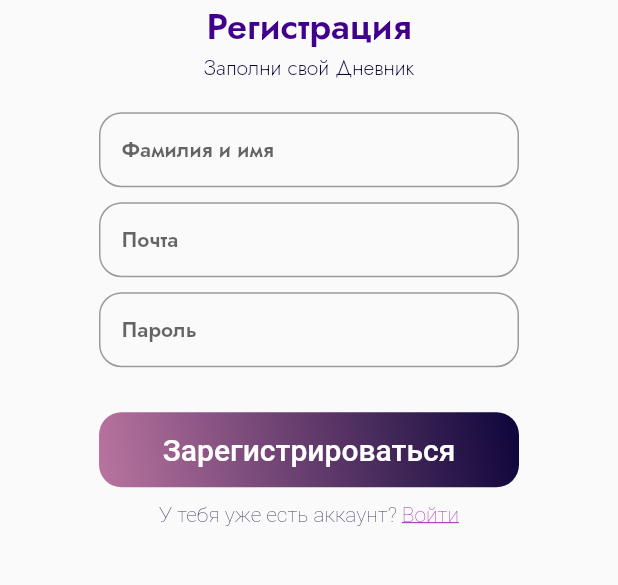
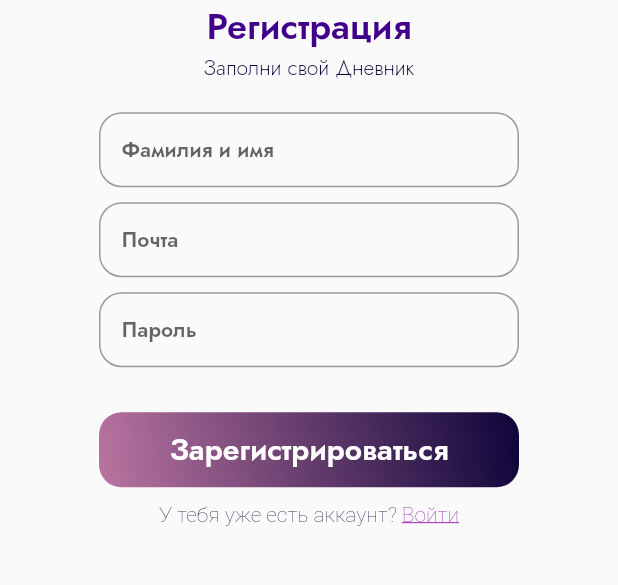
Before and after one commit to OwlCodR/smart_city_hack, a Flutter app: the screen it shows after launch, after a tap on "Вперед к мечте!", on a phone screen of 412 x 824 dp, the part 430-1015 px from its top. Run offline on Flutter 3.47's test engine with Material 2 defaults, Android fonts, the phone set to English and light mode, and no system bars; our stand-ins replace get, get_storage, google_fonts.

```diff
--- a/lib/constants/constants.dart
+++ b/lib/constants/constants.dart
@@ -27,10 +27,12 @@ class _AppRoutes {
   final auth = '/auth';
   final register = '/register';
   final login = '/login';
+  final main = '/main';
 }
 
 class _AppKeys {
   final isLogined = 'IS_LOGINED';
+  final token = 'TOKEN';
 }
 
 class _AppPaths {}
--- a/lib/features/custom_widgets/custom_widgets.dart
+++ b/lib/features/custom_widgets/custom_widgets.dart
@@ -58,7 +58,12 @@ Widget gradientButton(String text, Function() callback) {
       shape: const StadiumBorder(),
       child: Text(
         text,
-        style: const TextStyle(color: Colors.white, fontSize: 20),
+        style: GoogleFonts.jost(
+          decoration: TextDecoration.none,
+          color: Colors.white,
+          fontSize: 20,
+          fontWeight: FontWeight.w600,
+        ),
       ),
       onPressed: callback,
     ),
--- a/lib/main.dart
+++ b/lib/main.dart
@@ -1,26 +1,46 @@
+import 'dart:convert';
+import 'dart:developer';
+
 import 'package:flutter/material.dart';
 import 'package:get/get.dart';
+import 'package:get_storage/get_storage.dart';
+import 'package:http/http.dart' as http;
 import 'package:smart_city_hack/features/auth/auth_screen.dart';
 import 'package:smart_city_hack/features/auth/login/login_screen.dart';
 import 'package:smart_city_hack/features/auth/register/register_screen.dart';
 
 import 'constants/constants.dart';
 
-void main() {
+Future<void> main() async {
+  await GetStorage.init();
   runApp(const MyApp());
 }
 
-class MyApp extends StatelessWidget {
+class MyApp extends StatefulWidget {
   const MyApp({Key? key}) : super(key: key);
 
   @override
+  State<MyApp> createState() => _MyAppState();
+}
+
+class _MyAppState extends State<MyApp> {
+  @override
   Widget build(BuildContext context) {
+    return FutureBuilder(
+        future: _checkToken(),
+        builder: (context, AsyncSnapshot<bool> snapshot) {
+          if (snapshot.hasData) {
+            bool isToken = snapshot.data != null && snapshot.data == true;
+
+            log('isToken = $isToken');
+
             return GetMaterialApp(
               debugShowCheckedModeBanner: false,
               theme: ThemeData(
                 primarySwatch: Colors.blue,
               ),
-      initialRoute: AppConstants.routes.auth,
+              initialRoute:
+                  isToken ? AppConstants.routes.main : AppConstants.routes.auth,
               getPages: [
                 GetPage(
                   name: AppConstants.routes.auth,
@@ -34,11 +54,44 @@ class MyApp extends StatelessWidget {
                   name: AppConstants.routes.login,
                   page: () => const LoginScreen(),
                 ),
-        // GetPage(
-        //   name: AppConstants.routes.main,
-        //   page: () => MainScreen(),
-        // ),
               ],
             );
+          } else if (snapshot.hasError) {
+            log('${snapshot.error}');
+            Get.showSnackbar(
+              const GetSnackBar(
+                title: 'Ошибка!',
+                message: 'Проверьте подключение к сети.',
+                isDismissible: true,
+              ),
+            );
+            return Container();
+          } else {
+            return const Center(child: CircularProgressIndicator());
+          }
+        });
+  }
+
+  Future<bool> _checkToken() async {
+    GetStorage box = GetStorage();
+
+    if (!box.hasData(AppConstants.keys.token)) return false;
+
+    var url = 'http://45.141.103.37:10000/checktoken';
+    var token = box.read(AppConstants.keys.token);
+
+    var response = await http.post(
+      Uri.parse(url),
+      headers: <String, String>{
+        'Content-Type': 'application/json; charset=UTF-8',
+      },
+      body: jsonEncode(<String, String>{
+        'token': token,
+      }),
+    );
+
+    log(response.body);
+    log('${response.statusCode}');
+    return response.body == 'true';
   }
 }
--- a/pubspec.yaml
+++ b/pubspec.yaml
@@ -36,6 +36,7 @@ dependencies:
   cupertino_icons: ^1.0.5
   get: ^4.6.5
   google_fonts: ^3.0.1
+  get_storage: ^2.0.3
 
 dev_dependencies:
   flutter_test:
```
Also changed, not shown: lib/features/auth/login/login_screen.dart (+6 -1 lines), lib/features/auth/register/register_screen.dart (+24 -4 lines), pubspec.lock. Lines whose indentation alone changed are shown as unchanged.
